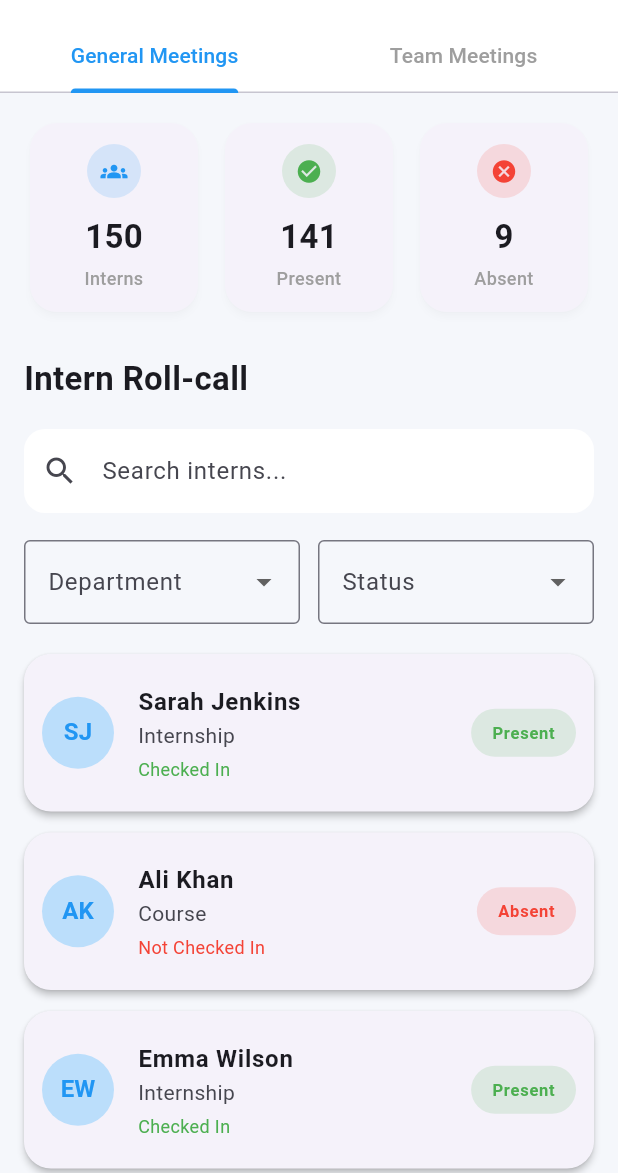
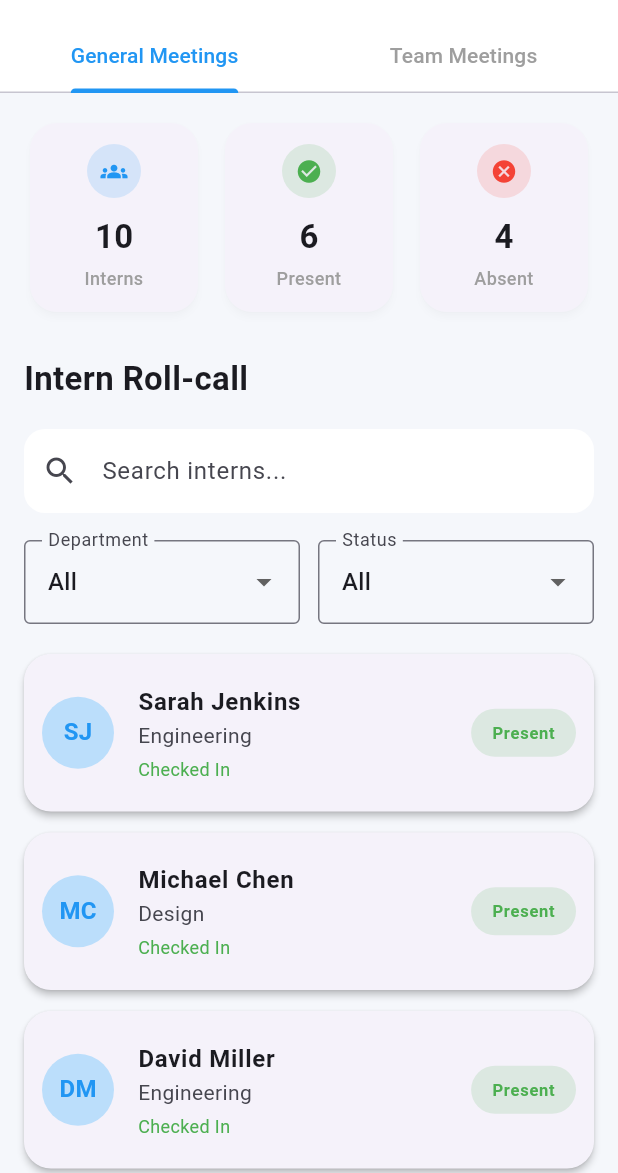
Before and after one commit to CynthiaJC/SLU_Attendance_App, a Flutter app: the CoordinatorDashboard screen opened directly, on a phone screen of 412 x 824 dp, the part 63-1236 px from its top. Run offline on Flutter 3.47's test engine with Material 3 defaults, Android fonts, the phone set to English and light mode, and no system bars.

Commit message:
Updated coordinator dashboard, login credentials, and logout navigation

```diff
--- a/lib/screens/coordinator_dashboard.dart
+++ b/lib/screens/coordinator_dashboard.dart
@@ -1,4 +1,6 @@
 import 'package:flutter/material.dart';
+import '../models/attendance_models.dart';
+import '../services/mock_api_service.dart';
 
 class CoordinatorDashboard extends StatelessWidget {
   const CoordinatorDashboard({super.key});
@@ -51,57 +53,114 @@ class CoordinatorDashboard extends StatelessWidget {
   }
 }
 
-class GeneralMeetingsTab extends StatelessWidget {
+class GeneralMeetingsTab extends StatefulWidget {
   const GeneralMeetingsTab({super.key});
 
   @override
+  State<GeneralMeetingsTab> createState() => _GeneralMeetingsTabState();
+}
+
+class _GeneralMeetingsTabState extends State<GeneralMeetingsTab> {
+  final MockApiService _apiService = MockApiService();
+
+  late Future<List<Intern>> _internsFuture;
+  String _selectedDepartment = "All";
+  String _selectedStatusFilter = "All";
+  String _searchQuery = "";
+
+  @override
+  void initState() {
+    super.initState();
+    _internsFuture = _apiService.getInterns();
+  }
+
+  void _reload() {
+    setState(() {
+      _internsFuture = _apiService.getInterns(
+        department: _selectedDepartment,
+        search: _searchQuery,
+      );
+    });
+  }
+
+  @override
   Widget build(BuildContext context) {
+    return FutureBuilder<List<Intern>>(
+      future: _internsFuture,
+      builder: (context, snapshot) {
+        // Loading state
+        if (snapshot.connectionState == ConnectionState.waiting) {
+          return const Center(child: CircularProgressIndicator());
+        }
+
+        // Error state
+        if (snapshot.hasError) {
+          return Center(
+            child: Column(
+              mainAxisSize: MainAxisSize.min,
+              children: [
+                const Icon(Icons.error_outline, color: Colors.red, size: 48),
+                const SizedBox(height: 12),
+                const Text(
+                  "Failed to load intern data",
+                  style: TextStyle(fontWeight: FontWeight.bold),
+                ),
+                const SizedBox(height: 8),
+                ElevatedButton(
+                  onPressed: _reload,
+                  child: const Text("Retry"),
+                ),
+              ],
+            ),
+          );
+        }
+
+        final interns = snapshot.data ?? [];
+        final total = interns.length;
+        final present = interns.where((i) => i.status.toLowerCase() == 'ontrack' || i.status.toLowerCase() == 'present').length;
+        final absent = total - present;
+
+        // Apply status filter locally (Present/Absent toggle) since API filters on department/search only
+        var displayedInterns = interns;
+        if (_selectedStatusFilter == "Present") {
+          displayedInterns = interns.where((i) => i.presentCount > i.absentCount).toList();
+        } else if (_selectedStatusFilter == "Absent") {
+          displayedInterns = interns.where((i) => i.absentCount >= i.presentCount).toList();
+        }
 
         return SingleChildScrollView(
-
           padding: const EdgeInsets.all(16),
-
           child: Column(
-
             children: [
-
               Row(
-
-            children: const [
-
+                children: [
                   Expanded(
                     child: StatCard(
                       title: "Interns",
-                  value: "150",
+                      value: "$total",
                       icon: Icons.groups,
                       iconColor: Colors.blue,
                     ),
                   ),
-
-              SizedBox(width: 10),
-
+                  const SizedBox(width: 10),
                   Expanded(
                     child: StatCard(
                       title: "Present",
-                  value: "141",
+                      value: "$present",
                       icon: Icons.check_circle,
                       iconColor: Colors.green,
                     ),
                   ),
-
-              SizedBox(width: 10),
-
+                  const SizedBox(width: 10),
                   Expanded(
                     child: StatCard(
                       title: "Absent",
-                  value: "9",
+                      value: "$absent",
                       icon: Icons.cancel,
                       iconColor: Colors.red,
                     ),
                   ),
-
                 ],
-
               ),
 
               const SizedBox(height: 25),
@@ -120,6 +179,10 @@ class GeneralMeetingsTab extends StatelessWidget {
               const SizedBox(height: 18),
 
               TextField(
+                onChanged: (value) {
+                  _searchQuery = value;
+                  _reload();
+                },
                 decoration: InputDecoration(
                   hintText: "Search interns...",
                   prefixIcon: const Icon(Icons.search),
@@ -135,120 +198,68 @@ class GeneralMeetingsTab extends StatelessWidget {
               const SizedBox(height: 18),
 
               Row(
-
                 children: [
-
                   Expanded(
                     child: DropdownButtonFormField<String>(
-
+                      initialValue: _selectedDepartment,
                       decoration: const InputDecoration(
                         labelText: "Department",
                         border: OutlineInputBorder(),
                       ),
-
                       items: const [
-
-                    DropdownMenuItem(
-                      value: "All",
-                      child: Text("All"),
-                    ),
-
-                    DropdownMenuItem(
-                      value: "Internship",
-                      child: Text("Internship"),
-                    ),
-
-                    DropdownMenuItem(
-                      value: "Course",
-                      child: Text("Course"),
-                    ),
-
+                        DropdownMenuItem(value: "All", child: Text("All")),
+                        DropdownMenuItem(value: "Engineering", child: Text("Engineering")),
+                        DropdownMenuItem(value: "Design", child: Text("Design")),
+                        DropdownMenuItem(value: "Marketing", child: Text("Marketing")),
                       ],
-
-                  onChanged: (value) {},
-
+                      onChanged: (value) {
+                        _selectedDepartment = value ?? "All";
+                        _reload();
+                      },
                     ),
                   ),
-
                   const SizedBox(width: 12),
-
                   Expanded(
                     child: DropdownButtonFormField<String>(
-
+                      initialValue: _selectedStatusFilter,
                       decoration: const InputDecoration(
                         labelText: "Status",
                         border: OutlineInputBorder(),
                       ),
-
                       items: const [
-
-                    DropdownMenuItem(
-                      value: "All",
-                      child: Text("All"),
-                    ),
-
-                    DropdownMenuItem(
-                      value: "Present",
-                      child: Text("Present"),
-                    ),
-
-                    DropdownMenuItem(
-                      value: "Absent",
-                      child: Text("Absent"),
-                    ),
-
+                        DropdownMenuItem(value: "All", child: Text("All")),
+                        DropdownMenuItem(value: "Present", child: Text("Present")),
+                        DropdownMenuItem(value: "Absent", child: Text("Absent")),
                       ],
-
-                  onChanged: (value) {},
-
+                      onChanged: (value) {
+                        setState(() => _selectedStatusFilter = value ?? "All");
+                      },
                     ),
                   ),
-
                 ],
-
               ),
 
               const SizedBox(height: 20),
 
-          const InternTile(
-            name: "Sarah Jenkins",
-            department: "Internship",
-            present: true,
+              if (displayedInterns.isEmpty)
+                const Padding(
+                  padding: EdgeInsets.symmetric(vertical: 32),
+                  child: Text("No interns found."),
+                )
+              else
+                ...displayedInterns.map((intern) => InternTile(
+                      name: intern.name,
+                      department: intern.department,
+                      present: intern.presentCount > intern.absentCount,
+                    )),
+            ],
           ),
-
-          const InternTile(
-            name: "Ali Khan",
-            department: "Course",
-            present: false,
-          ),
-
-          const InternTile(
-            name: "Emma Wilson",
-            department: "Internship",
-            present: true,
-          ),
-
-          const InternTile(
-            name: "John David",
-            department: "Internship",
-            present: true,
-          ),
-
-          const InternTile(
-            name: "Fatima Noor",
-            department: "Course",
-            present: false,
-          ),
-
-        ],
-
-      ),
-
         );
-
+      },
+    );
+  }
 }
 
-}
 class TeamMeetingsTab extends StatelessWidget {
   const TeamMeetingsTab({super.key});
 
@@ -258,10 +269,8 @@ class TeamMeetingsTab extends StatelessWidget {
       padding: const EdgeInsets.all(16),
       child: Column(
         children: [
-
           Row(
             children: const [
-
               Expanded(
                 child: StatCard(
                   title: "Teams",
@@ -270,9 +279,7 @@ class TeamMeetingsTab extends StatelessWidget {
                   iconColor: Colors.indigo,
                 ),
               ),
-
               SizedBox(width: 10),
-
               Expanded(
                 child: StatCard(
                   title: "Avg Sync",
@@ -281,9 +288,7 @@ class TeamMeetingsTab extends StatelessWidget {
                   iconColor: Colors.green,
                 ),
               ),
-
               SizedBox(width: 10),
-
               Expanded(
                 child: StatCard(
                   title: "Meetings",
@@ -292,7 +297,6 @@ class TeamMeetingsTab extends StatelessWidget {
                   iconColor: Colors.orange,
                 ),
               ),
-
             ],
           ),
 
@@ -326,110 +330,21 @@ class TeamMeetingsTab extends StatelessWidget {
 
           const SizedBox(height: 20),
 
-          _teamCard(
-            "Team 1",
-            "10 / 10 Present",
-            "100%",
-            Colors.green,
-          ),
-
-          _teamCard(
-            "Team 2",
-            "9 / 10 Present",
-            "90%",
-            Colors.green,
-          ),
-
-          _teamCard(
-            "Team 3",
-            "10 / 10 Present",
-            "100%",
-            Colors.green,
-          ),
-
-          _teamCard(
-            "Team 4",
-            "8 / 10 Present",
-            "80%",
-            Colors.orange,
-          ),
-
-          _teamCard(
-            "Team 5",
-            "9 / 10 Present",
-            "90%",
-            Colors.green,
-          ),
-
-          _teamCard(
-            "Team 6",
-            "10 / 10 Present",
-            "100%",
-            Colors.green,
-          ),
-
-          _teamCard(
-            "Team 7",
-            "9 / 10 Present",
-            "90%",
-            Colors.green,
-          ),
-
-          _teamCard(
-            "Team 8",
-            "10 / 10 Present",
-            "100%",
-            Colors.green,
-          ),
-
-          _teamCard(
-            "Team 9",
-            "8 / 10 Present",
-            "80%",
-            Colors.orange,
-          ),
-
-          _teamCard(
-            "Team 10",
-            "9 / 10 Present",
-            "90%",
-            Colors.green,
-          ),
-
-          _teamCard(
-            "Team 11",
-            "10 / 10 Present",
-            "100%",
-            Colors.green,
-          ),
-
-          _teamCard(
-            "Team 12",
-            "9 / 10 Present",
-            "90%",
-            Colors.green,
-          ),
-
-          _teamCard(
-            "Team 13",
-            "10 / 10 Present",
-            "100%",
-            Colors.green,
-          ),
-
-          _teamCard(
-            "Team 14",
-            "8 / 10 Present",
-            "80%",
-            Colors.orange,
-          ),
-
-          _teamCard(
-            "Team 15",
-            "10 / 10 Present",
-            "100%",
-            Colors.green,
-          ),
+          _teamCard("Team 1", "10 / 10 Present", "100%", Colors.green),
+          _teamCard("Team 2", "9 / 10 Present", "90%", Colors.green),
+          _teamCard("Team 3", "10 / 10 Present", "100%", Colors.green),
+          _teamCard("Team 4", "8 / 10 Present", "80%", Colors.orange),
+          _teamCard("Team 5", "9 / 10 Present", "90%", Colors.green),
+          _teamCard("Team 6", "10 / 10 Present", "100%", Colors.green),
+          _teamCard("Team 7", "9 / 10 Present", "90%", Colors.green),
+          _teamCard("Team 8", "10 / 10 Present", "100%", Colors.green),
+          _teamCard("Team 9", "8 / 10 Present", "80%", Colors.orange),
+          _teamCard("Team 10", "9 / 10 Present", "90%", Colors.green),
+          _teamCard("Team 11", "10 / 10 Present", "100%", Colors.green),
+          _teamCard("Team 12", "9 / 10 Present", "90%", Colors.green),
+          _teamCard("Team 13", "10 / 10 Present", "100%", Colors.green),
+          _teamCard("Team 14", "8 / 10 Present", "80%", Colors.orange),
+          _teamCard("Team 15", "10 / 10 Present", "100%", Colors.green),
         ],
       ),
     );
@@ -455,16 +370,13 @@ class TeamMeetingsTab extends StatelessWidget {
             color: Colors.blue,
           ),
         ),
-
         title: Text(
           team,
           style: const TextStyle(
             fontWeight: FontWeight.bold,
           ),
         ),
-
         subtitle: Text(attendance),
-
         trailing: Container(
           padding: const EdgeInsets.symmetric(
             horizontal: 14,
@@ -486,6 +398,7 @@ class TeamMeetingsTab extends StatelessWidget {
     );
   }
 }
+
 class StatCard extends StatelessWidget {
   final String title;
   final String value;
@@ -524,9 +437,7 @@ class StatCard extends StatelessWidget {
                 size: 18,
               ),
             ),
-
             const SizedBox(height: 10),
-
             Text(
               value,
               style: const TextStyle(
@@ -534,9 +445,7 @@ class StatCard extends StatelessWidget {
                 fontWeight: FontWeight.bold,
               ),
             ),
-
             const SizedBox(height: 4),
-
             Text(
               title,
               textAlign: TextAlign.center,
@@ -582,7 +491,6 @@ class InternTile extends StatelessWidget {
       ),
       child: ListTile(
         contentPadding: const EdgeInsets.all(12),
-
         leading: CircleAvatar(
           radius: 24,
           backgroundColor: Colors.blue.shade100,
@@ -594,7 +502,6 @@ class InternTile extends StatelessWidget {
             ),
           ),
         ),
-
         title: Text(
           name,
           style: const TextStyle(
@@ -602,7 +509,6 @@ class InternTile extends StatelessWidget {
             fontSize: 16,
           ),
         ),
-
         subtitle: Column(
           crossAxisAlignment: CrossAxisAlignment.start,
           children: [
@@ -617,10 +523,7 @@ class InternTile extends StatelessWidget {
             ),
           ],
         ),
-
-        trailing: StatusChip(
-          present: present,
-        ),
+        trailing: StatusChip(present: present),
       ),
     );
   }
--- a/lib/screens/intern_profile_screen.dart
+++ b/lib/screens/intern_profile_screen.dart
@@ -2,6 +2,7 @@ import 'package:flutter/material.dart';
 import '../models/attendance_models.dart';
 import '../services/mock_api_service.dart';
 import '../widgets/profile_widgets.dart';
+import 'login_screen.dart';
 
 class InternProfileScreen extends StatefulWidget {
   final String internId;
@@ -260,7 +261,14 @@ class _InternProfileScreenState extends State<InternProfileScreen>
         ),
         const SizedBox(height: 34),
 
-        const ProfileLogoutButton(),
+        ProfileLogoutButton(
+          onPressed: () {
+            Navigator.of(context).pushAndRemoveUntil(
+              MaterialPageRoute(builder: (context) => const LoginScreen()),
+              (route) => false,
+            );
+          },
+        ),
         const SizedBox(height: 18),
         const Center(
           child: Text(
```
Also changed, not shown: pubspec.lock. Lines whose indentation alone changed are shown as unchanged.
